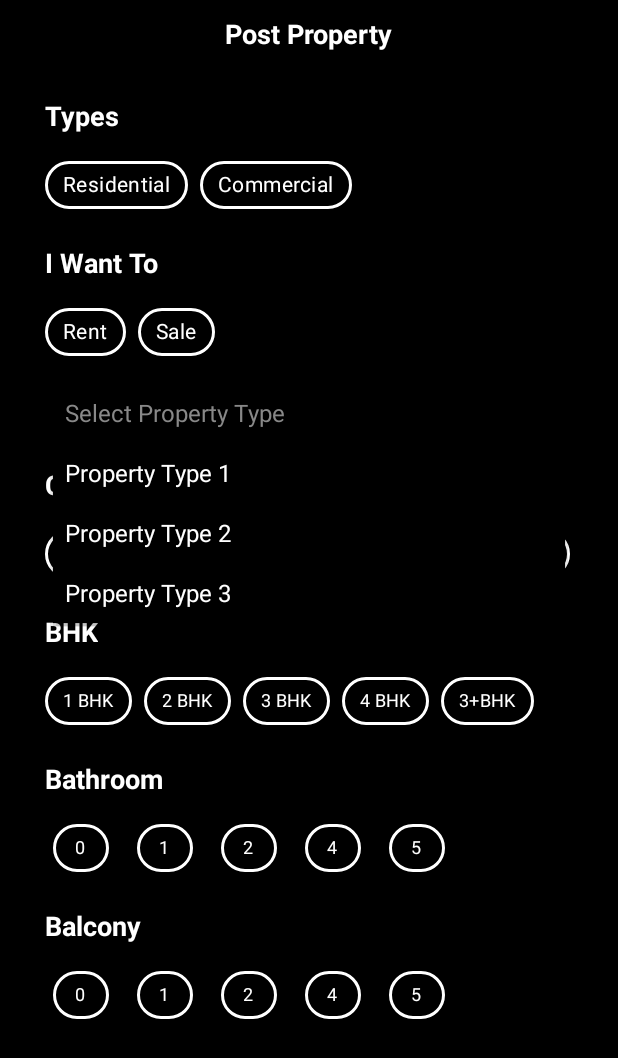
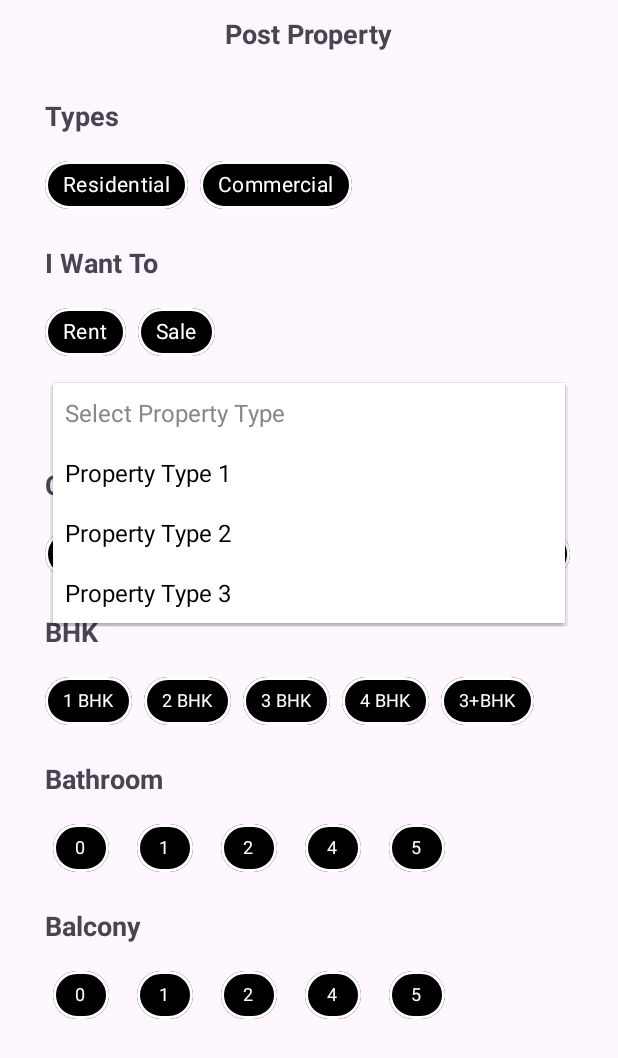
Before and after one commit to rahulmukati67/testApp1, an Android app: the Post_Property screen opened directly, with no data from a screen before it, after a tap on "Select Property Type", on a phone screen of 412 x 824 dp. Shown: the top 1058 px of the screen. Run offline under Robolectric (Android 15) with nearby library versions, the phone set to English and light mode, and no system bars.

```diff
--- a/app/src/main/java/com/example/testapp/MyWallet.java
+++ b/app/src/main/java/com/example/testapp/MyWallet.java
@@ -1,13 +1,11 @@
 package com.example.testapp;
 
 import androidx.appcompat.app.AppCompatActivity;
-
 import android.os.Bundle;
 import android.view.View;
 import android.widget.Button;
 import android.widget.CompoundButton;
 import android.widget.Toast;
-
 import com.google.android.material.chip.Chip;
 import com.google.android.material.chip.ChipGroup;
 import com.google.android.material.textfield.TextInputEditText;
@@ -24,8 +22,8 @@ public class MyWallet extends AppCompatActivity {
         Proceed = findViewById(R.id.btnProceed);
         TransferApplyCoupon = findViewById(R.id.btnTransferApplyCoupon);
         TransferProceed = findViewById(R.id.btnTransferProceed);
-        amountChipGroup=findViewById(R.id.amountChipGroup);
-        amountChipGroup1=findViewById(R.id.amountChipGroup1);
+        amountChipGroup = findViewById(R.id.amountChipGroup);
+        amountChipGroup1 =findViewById(R.id.amountChipGroup1);
         amount = findViewById(R.id.amount);
         amount1 = findViewById(R.id.amount1);
 
--- a/app/src/main/java/com/example/testapp/Post_Property.java
+++ b/app/src/main/java/com/example/testapp/Post_Property.java
@@ -53,7 +53,7 @@ public class Post_Property extends AppCompatActivity {
                 if(position == 0)
                     tv.setTextColor(Color.GRAY);
                 else
-                    tv.setTextColor(Color.WHITE);
+                    tv.setTextColor(Color.BLACK);
                 return view;
             }
         };
--- a/app/src/main/res/layout/activity_post_property.xml
+++ b/app/src/main/res/layout/activity_post_property.xml
@@ -4,7 +4,6 @@
     xmlns:tools="http://schemas.android.com/tools"
     android:layout_width="match_parent"
     android:layout_height="match_parent"
-    android:background="@color/black"
     tools:context=".Post_Property">
 
     <com.google.android.material.textview.MaterialTextView
@@ -15,8 +14,7 @@
         android:text="Post Property"
         android:textSize="18sp"
         android:textStyle="bold"
-        android:textColor="@color/white"
-        app:layout_constraintEnd_toEndOf="parent"
+                app:layout_constraintEnd_toEndOf="parent"
         app:layout_constraintStart_toStartOf="parent"
         app:layout_constraintTop_toTopOf="parent" />
 
@@ -28,8 +26,7 @@
         android:text="Types"
         android:textSize="18sp"
         android:textStyle="bold"
-        android:textColor="@color/white"
-        app:layout_constraintStart_toStartOf="@+id/guideline1"
+                app:layout_constraintStart_toStartOf="@+id/guideline1"
         app:layout_constraintTop_toBottomOf="@+id/txtPostProperty" />
 
     <com.google.android.material.chip.ChipGroup
@@ -72,8 +69,7 @@
         android:layout_height="wrap_content"
         android:layout_marginTop="15dp"
         android:text="I Want To"
-        android:textColor="@color/white"
-        android:textSize="18sp"
+                android:textSize="18sp"
         android:textStyle="bold"
         app:layout_constraintStart_toStartOf="@+id/guideline1"
         app:layout_constraintTop_toBottomOf="@+id/typesChipGroup" />
@@ -118,10 +114,10 @@
         android:layout_height="wrap_content"
         android:layout_marginStart="35dp"
         android:layout_marginEnd="35dp"
-        android:popupBackground="@color/black"
+        android:popupBackground="@color/white"
         android:layout_marginTop="10dp"
         android:minHeight="40dp"
-        android:background="@drawable/simple_bg"
+        android:background="@drawable/edit_bg"
         app:layout_constraintStart_toStartOf="@+id/guideline1"
         app:layout_constraintTop_toBottomOf="@+id/wantChipGroup" />
 
@@ -131,7 +127,6 @@
         android:layout_height="wrap_content"
         android:layout_marginTop="15dp"
         android:text="Construction Status"
-        android:textColor="@color/white"
         android:textSize="18sp"
         android:textStyle="bold"
         app:layout_constraintStart_toStartOf="@+id/guideline1"
@@ -188,7 +183,6 @@
         android:layout_height="wrap_content"
         android:layout_marginTop="15dp"
         android:text="BHK"
-        android:textColor="@color/white"
         android:textSize="18sp"
         android:textStyle="bold"
         app:layout_constraintStart_toStartOf="@+id/guideline1"
@@ -273,7 +267,6 @@
         android:layout_height="wrap_content"
         android:layout_marginTop="15dp"
         android:text="Bathroom"
-        android:textColor="@color/white"
         android:textSize="18sp"
         android:textStyle="bold"
         app:layout_constraintStart_toStartOf="@+id/guideline1"
@@ -357,7 +350,6 @@
         android:layout_height="wrap_content"
         android:layout_marginTop="15dp"
         android:text="Balcony"
-        android:textColor="@color/white"
         android:textSize="18sp"
         android:textStyle="bold"
         app:layout_constraintStart_toStartOf="@+id/guideline1"
--- a/app/src/main/res/layout/activity_sample.xml
+++ b/app/src/main/res/layout/activity_sample.xml
@@ -3,8 +3,4 @@
     xmlns:app="http://schemas.android.com/apk/res-auto"
     android:layout_width="match_parent"
     android:layout_height="match_parent">
-
-
-
-
 </androidx.constraintlayout.widget.ConstraintLayout>
--- a/app/src/main/res/layout/custom_spinner.xml
+++ b/app/src/main/res/layout/custom_spinner.xml
@@ -1,5 +1,5 @@
 <!-- res/layout/custom_spinner_item.xml -->
-<com.google.android.material.textview.MaterialTextView xmlns:android="http://schemas.android.com/apk/res/android"
+<TextView xmlns:android="http://schemas.android.com/apk/res/android"
     android:id="@android:id/text1"
     style="?android:attr/spinnerItemStyle"
     android:layout_width="match_parent"
@@ -8,5 +8,4 @@
     android:gravity="center_vertical"
     android:textSize="16sp"
     android:ellipsize="marquee"
-    android:textColor="@color/white"
      />
```
Also changed, not shown: app/src/main/res/layout/activity_my_wallet.xml (+10 -0 lines).
